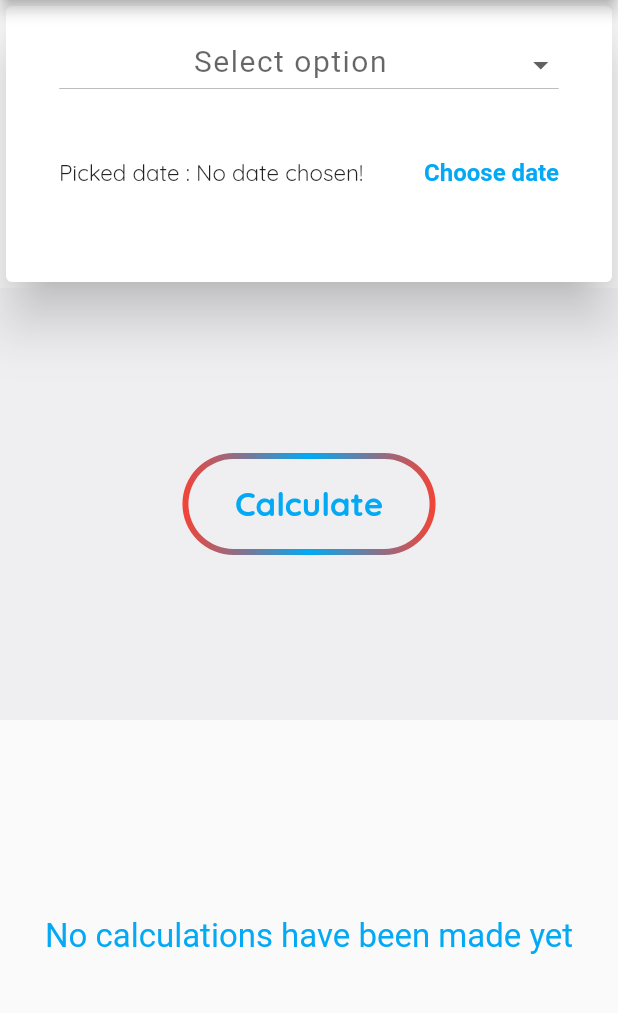
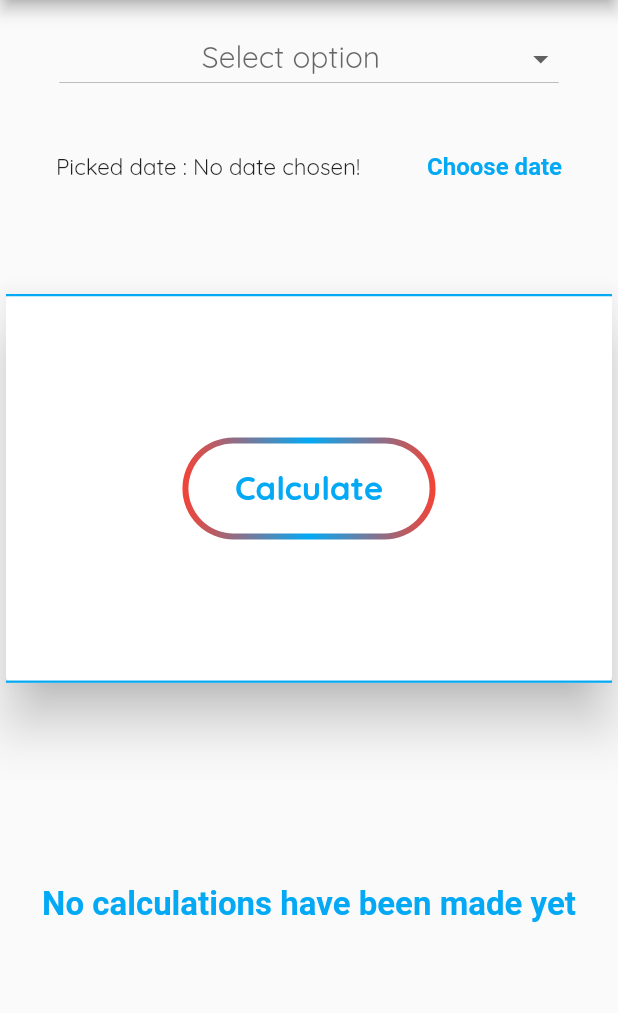
Before and after one commit to wzslr321/Time-Calculator-Mobile-App, a Flutter app: the screen it shows after launch, on a phone screen of 412 x 824 dp, the part 84-1097 px from its top. Run offline on Flutter 3.47's test engine with Material 2 defaults, Android fonts, the phone set to English and light mode, and no system bars.

Commit message:
style changes - removing card widget from add-calculation container, border with container boxDecoration added on calculate btn container

```diff
--- a/lib/widgets/calculation_display.dart
+++ b/lib/widgets/calculation_display.dart
@@ -31,15 +31,6 @@ class _CalculatedValuesListState extends State<CalculatedValuesList> {
     fontSize:22,
     fontWeight: FontWeight.bold,
   );
-
-  final noCalculationsTextStyle = TextStyle(
-      color:Colors.lightBlue,
-      fontSize:22,
-      fontWeight: FontWeight.normal,
-  );
-
-
-
 
 
   @override
@@ -75,15 +66,28 @@ class _CalculatedValuesListState extends State<CalculatedValuesList> {
             },
         );
 
-
     return LayoutBuilder(builder: (ctx, constraints) {
 
-      final _calculateButton = Container(
-        height: constraints.maxHeight * 0.5,
-        color: Theme.of(context).accentColor,
+      final _calculateButton = Card(
+        elevation: 15,
+        child:Container(
+          decoration: new BoxDecoration(
+            border:Border(
+              top:BorderSide(
+                color:Theme.of(context).primaryColor,
+                width:1.5,
+              ),
+              bottom:BorderSide(
+                color:Theme.of(context).primaryColor,
+                width:1.5,
+              ),
+            ),
+          ),
+          height: constraints.maxHeight * 0.45,
           child: Row(
               mainAxisAlignment:MainAxisAlignment.center,
               children: [calculateButton,]
+          ),
         ),
       );
 
@@ -96,11 +100,13 @@ class _CalculatedValuesListState extends State<CalculatedValuesList> {
                     userCalculation.isEmpty ? Container (
                       height:constraints.maxHeight * 0.5,
                       child:
-                        Center(
+                        Container(
+                          child: Center(
                             child: Text(
                               'No calculations have been made yet',
                               textAlign:TextAlign.center,
-                            style:noCalculationsTextStyle,
+                              style:resultTextStyle,
+                            ),
                           ),
                         ),
                     ) : Container(
--- a/lib/widgets/new_calculation.dart
+++ b/lib/widgets/new_calculation.dart
@@ -15,7 +15,7 @@ class NewCalculation extends StatefulWidget {
 
 /*
    Global userCalculation variable used in calculation_display file.
-   I use List, because in future i plan to display previous calculations.
+   I use List, because in future I plan to display previous calculations.
    In actual situation, better would be simple string with result.
  */
 
@@ -43,14 +43,31 @@ class _NewCalculationState extends State<NewCalculation> {
 
   @override
   Widget build(BuildContext context) {
+
     final curScaleFactor = MediaQuery.of(context).textScaleFactor;
     final List<String> _calculateOptions =  ['Years', 'Months', 'Days',  'Hours', 'Minutes', 'Seconds'];
+    final pickedDateText = 'Picked date : ${selectedDate != null ? DateFormat.yMd().format(selectedDate) : 'No date chosen!'}';
 
     final dropDownItemTextStyle = TextStyle (
         fontSize:16 * curScaleFactor,
         fontFamily: 'Quicksand',
     );
 
+    final dropDownHintTextStyle = TextStyle(
+      fontSize:20 * curScaleFactor,
+      fontFamily: 'Quicksand',
+    );
+
+    final chooseDateTextStyle = TextStyle(
+      fontWeight: FontWeight.bold,
+      fontSize:16 * curScaleFactor,
+      color:Theme.of(context).primaryColor,
+    );
+
+    final pickedDateTextStyle = TextStyle(
+      fontSize:15 * curScaleFactor,
+      fontFamily:'Quicksand',
+    );
 
 
     /* LayoutBuilder  provides parent widget`s constrains. It helps with sizing, because LayoutBuild`s final size will match its child`s size. */
@@ -71,8 +88,7 @@ class _NewCalculationState extends State<NewCalculation> {
             hint: Container(
               /* Wrapping Text widget into Container gives a possibility to use constraints,
              so the app can be responsive. Sometimes tho, device can be really small
-             and that is the reason I have wrapped it into FittedBox either.
-           */
+             and that is the reason I have wrapped it into FittedBox either. */
               height:constraints.maxHeight * 0.25,
               width:constraints.maxWidth * 0.75,
               margin:EdgeInsets.only(top: 10),
@@ -80,10 +96,7 @@ class _NewCalculationState extends State<NewCalculation> {
                 child: Text(
                     '${option != null ? option : 'Select option'}',
                     textAlign:TextAlign.center,
-                    style: TextStyle(
-                      fontSize: 20 * curScaleFactor,
-                      letterSpacing:1,
-                    ),
+                    style:dropDownHintTextStyle,
                   ),
               ),
             ),
@@ -109,24 +122,7 @@ class _NewCalculationState extends State<NewCalculation> {
               setState(() {
                 option = value;
               });
-
             },);
-
-            final chooseDateTextStyle = TextStyle(
-              fontWeight: FontWeight.bold,
-              fontSize:16 * curScaleFactor,
-              color:Theme.of(context).primaryColor,
-            );
-
-            final pickedDateTextStyle = TextStyle(
-              fontSize:15 * curScaleFactor,
-              fontFamily:'Quicksand',
-            );
-
-
-
-
-      final pickedDateText = 'Picked date : ${selectedDate != null ? DateFormat.yMd().format(selectedDate) : 'No date chosen!'}';
 
       final _datePicker = Container(
         height:constraints.maxHeight * 0.3,
@@ -155,9 +151,7 @@ class _NewCalculationState extends State<NewCalculation> {
           ],),
       );
 
-      return Card(
-        elevation: 15,
-        child: Container(
+      return Container(
           padding: EdgeInsets.all(15),
           child: Column(
             crossAxisAlignment: CrossAxisAlignment.center,
@@ -166,8 +160,7 @@ class _NewCalculationState extends State<NewCalculation> {
               _datePicker,
             ],
           ),
-        ),
-      );
+        );
     },);
 
   }}
```
Lines whose indentation alone changed are shown as unchanged.
